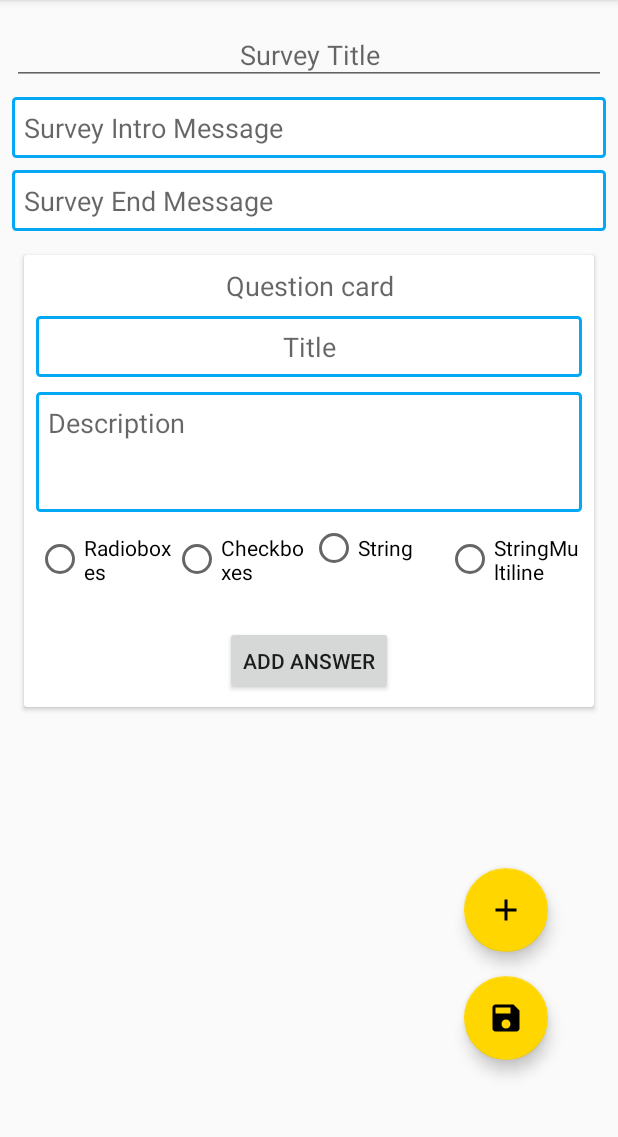
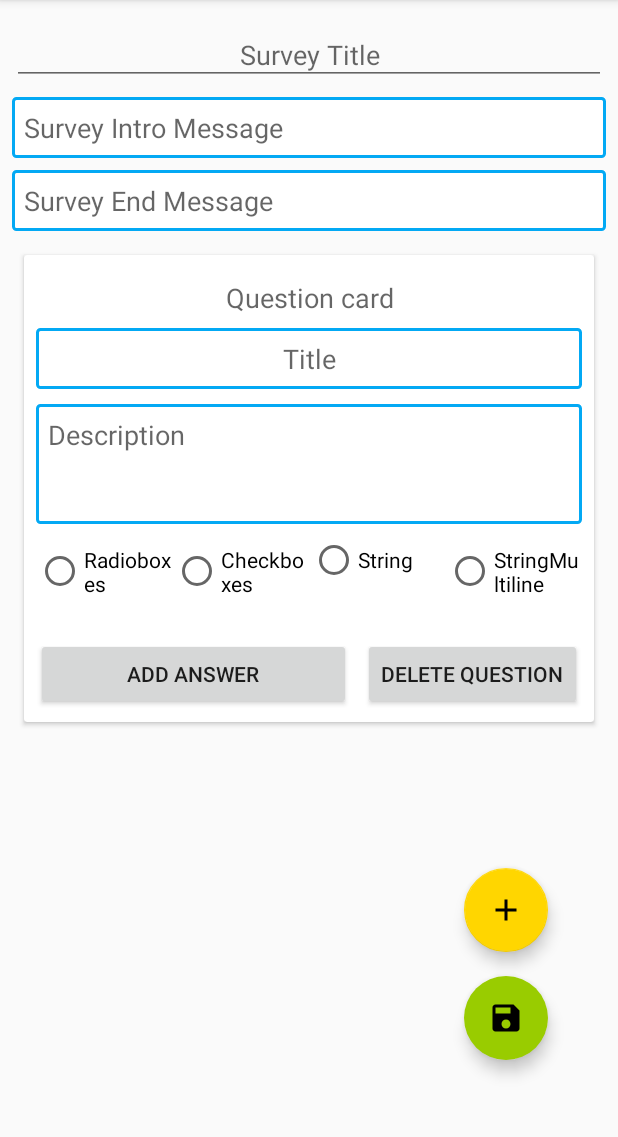
Before and after one commit to kinivi/ClusterEducation, an Android app: the fragment PollConstructor placed in its activity, after a tap on an icon or button, on a phone screen of 412 x 824 dp, the part 84-1221 px from its top. Run offline under Robolectric (Android 15) with nearby library versions, the phone set to English and light mode, and no system bars; our stand-ins replace Firebase (no records; nobody signed in at launch, a user with empty details on screens opened directly); libraries missing offline, so code that uses them is left out: com.androidadvance.androidsurvey; 6 statements that could not run were skipped.

```diff
--- a/app/src/main/res/layout/fragment_list_of_created_polls.xml
+++ b/app/src/main/res/layout/fragment_list_of_created_polls.xml
@@ -27,7 +27,7 @@
             android:layout_marginEnd="24dp"
             android:layout_marginStart="8dp"
             android:layout_marginTop="8dp"
-            android:src="@drawable/card"
+            android:src="@drawable/ic_add"
             app:layout_constraintBottom_toBottomOf="parent"
             app:layout_constraintEnd_toEndOf="parent"
             app:layout_constraintHorizontal_bias="1.0"
--- a/app/src/main/res/layout/fragment_poll_constructor.xml
+++ b/app/src/main/res/layout/fragment_poll_constructor.xml
@@ -35,6 +35,8 @@
             android:layout_marginStart="8dp"
             android:layout_marginTop="8dp"
             android:src="@drawable/ic_save"
+            app:backgroundTint="@android:color/holo_green_light"
+            app:borderWidth="0dp"
             app:layout_constraintBottom_toBottomOf="parent"
             app:layout_constraintEnd_toEndOf="parent"
             app:layout_constraintHorizontal_bias="0.887"
--- a/app/src/main/res/layout/question_card.xml
+++ b/app/src/main/res/layout/question_card.xml
@@ -28,10 +28,16 @@
 
             <TextView
                 android:id="@+id/question_card_title"
-                android:layout_width="match_parent"
+                android:layout_width="0dp"
                 android:layout_height="wrap_content"
+                android:layout_marginEnd="8dp"
+                android:layout_marginStart="8dp"
+                android:layout_marginTop="8dp"
                 android:textAlignment="center"
                 android:textAppearance="@style/TextAppearance.AppCompat.Medium"
+                app:layout_constraintEnd_toEndOf="parent"
+                app:layout_constraintStart_toStartOf="parent"
+                app:layout_constraintTop_toTopOf="parent"
                 tools:text="Question 1" />
 
             <EditText
@@ -39,12 +45,12 @@
                 android:layout_width="match_parent"
                 android:layout_height="wrap_content"
                 android:layout_marginTop="8dp"
+                android:background="@drawable/card"
                 android:ems="10"
+                android:hint="Title"
                 android:inputType="text"
-                android:hint="Title"
-                android:background="@drawable/card"
+                android:padding="8dp"
                 android:textAlignment="center"
-                android:padding="8dp"
                 app:layout_constraintEnd_toEndOf="parent"
                 app:layout_constraintStart_toStartOf="parent"
                 app:layout_constraintTop_toBottomOf="@+id/question_card_title" />
@@ -53,18 +59,18 @@
                 android:id="@+id/description_edit_text"
                 android:layout_width="match_parent"
                 android:layout_height="wrap_content"
-                android:minHeight="80dp"
-                android:textAlignment="viewStart"
                 android:layout_marginTop="10dp"
                 android:background="@drawable/card"
                 android:ems="10"
+                android:gravity="start"
                 android:hint="Description"
                 android:inputType="textMultiLine"
+                android:minHeight="80dp"
                 android:padding="8dp"
+                android:textAlignment="viewStart"
                 app:layout_constraintEnd_toEndOf="parent"
                 app:layout_constraintStart_toStartOf="parent"
-                app:layout_constraintTop_toBottomOf="@+id/title_edit_text"
-                android:gravity="start" />
+                app:layout_constraintTop_toBottomOf="@+id/title_edit_text" />
 
             <RadioGroup
                 android:id="@+id/type_of_answers"
@@ -125,15 +131,22 @@
 
             <Button
                 android:id="@+id/button_add_answer"
-                android:layout_width="wrap_content"
-                android:layout_height="46dp"
+                android:layout_width="0dp"
+                android:layout_height="wrap_content"
                 android:layout_marginEnd="8dp"
-                android:layout_marginStart="8dp"
                 android:text="Add answer"
                 app:layout_constraintBottom_toBottomOf="parent"
-                app:layout_constraintEnd_toEndOf="parent"
+                app:layout_constraintEnd_toStartOf="@+id/button3"
                 app:layout_constraintStart_toStartOf="parent"
                 app:layout_constraintTop_toBottomOf="@+id/container_for_answers" />
+
+            <Button
+                android:id="@+id/button3"
+                android:layout_width="wrap_content"
+                android:layout_height="wrap_content"
+                android:text="delete question"
+                app:layout_constraintBottom_toBottomOf="parent"
+                app:layout_constraintEnd_toEndOf="parent" />
 
 
         </android.support.constraint.ConstraintLayout>
```
Also changed, not shown: app/src/main/java/com/projects/deus_ex_machina/clustereducation/PollConstructor.java (+18 -1 lines).
